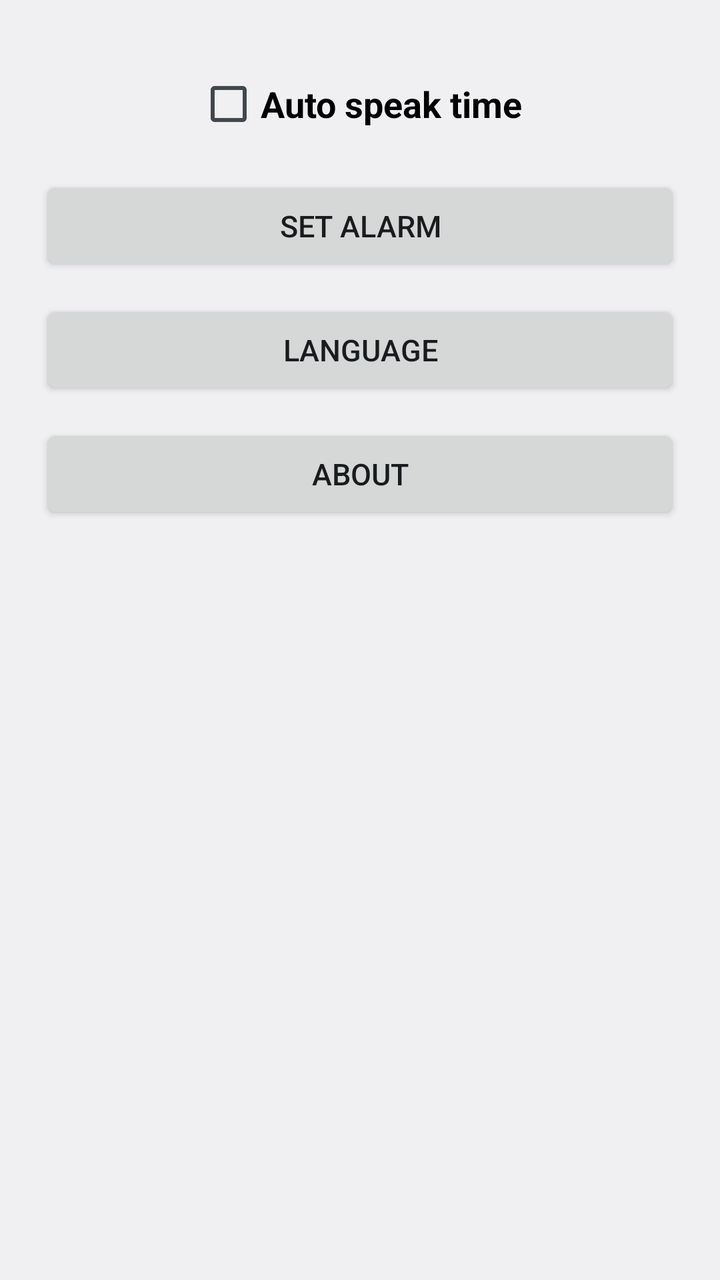
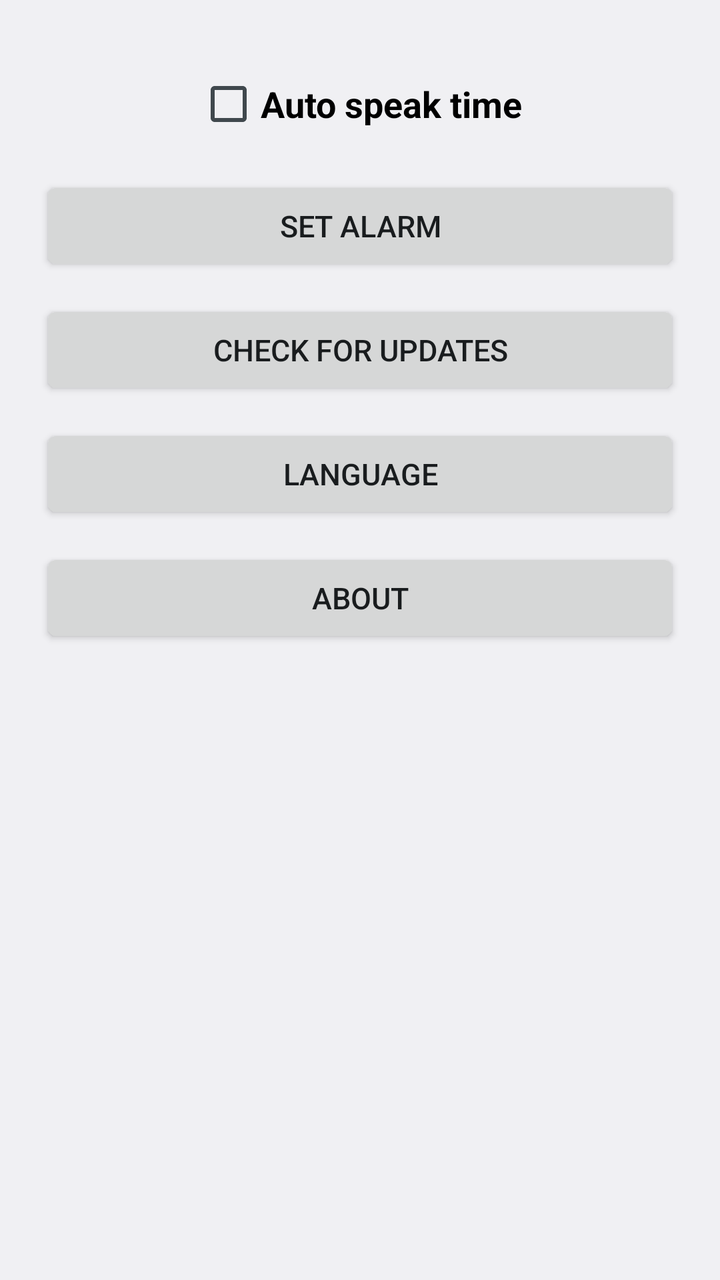

Screens rendered from an Android XML layout before and after an edit, with the pre-edit source and the edit as a unified diff.
<!-- AndroidManifest.xml: application theme android:Theme.DeviceDefault.Light -->
<!-- res/layout/activity_main.xml -->
<?xml version="1.0" encoding="utf-8"?>
<ScrollView xmlns:android="http://schemas.android.com/apk/res/android"
    android:layout_width="match_parent"
    android:layout_height="match_parent">

    <LinearLayout
        android:layout_width="match_parent"
        android:layout_height="wrap_content"
        android:orientation="vertical"
        android:gravity="center_horizontal"
        android:padding="20dp">

        <CheckBox
            android:id="@+id/chkAutoSpeak"
            android:layout_width="wrap_content"
            android:layout_height="wrap_content"
            android:text="@string/chk_auto_speak"
            android:textSize="18sp"
            android:textStyle="bold"
            android:layout_marginTop="16dp"
            android:layout_marginBottom="20dp" />

        <Button
            android:id="@+id/btnInterval"
            android:layout_width="match_parent"
            android:layout_height="50dp"
            android:text="@string/dialog_interval_title"
            android:textSize="15sp"
            android:layout_marginBottom="12dp"
            android:visibility="gone" />

        <Button
            android:id="@+id/btnHours"
            android:layout_width="match_parent"
            android:layout_height="50dp"
            android:text="@string/dialog_hours_title"
            android:textSize="15sp"
            android:layout_marginBottom="12dp"
            android:visibility="gone" />

        <Button
            android:id="@+id/btnTtsSettings"
            android:layout_width="match_parent"
            android:layout_height="50dp"
            android:text="@string/btn_tts_settings"
            android:textSize="15sp"
            android:layout_marginBottom="20dp"
            android:visibility="gone" />

        <CheckBox
            android:id="@+id/chkPlaySound"
            android:layout_width="wrap_content"
            android:layout_height="wrap_content"
            android:text="@string/chk_play_sound"
            android:textSize="16sp"
            android:textStyle="bold"
            android:layout_marginBottom="12dp"
            android:visibility="gone" />

        <Button
            android:id="@+id/btnSelectSound"
            android:layout_width="match_parent"
            android:layout_height="50dp"
            android:text="@string/dialog_sound_title"
            android:textSize="15sp"
            android:layout_marginBottom="24dp"
            android:visibility="gone" />

        <Button
            android:id="@+id/btnAlarmList"
            android:layout_width="match_parent"
            android:layout_height="50dp"
            android:text="@string/btn_set_alarm"
            android:textSize="15sp"
            android:layout_marginBottom="12dp" />

        <Button
            android:id="@+id/btnLanguage"
            android:layout_width="match_parent"
            android:layout_height="50dp"
            android:text="@string/btn_language"
            android:textSize="15sp"
            android:layout_marginBottom="12dp" />

        <Button
            android:id="@+id/btnAbout"
            android:layout_width="match_parent"
            android:layout_height="50dp"
            android:text="@string/btn_about"
            android:textSize="15sp"
            android:layout_marginBottom="16dp" />

    </LinearLayout>
</ScrollView>
<!-- resources referenced by this layout -->
<resources>
  <string name="btn_about">About</string>
  <string name="btn_language">Language</string>
  <string name="btn_set_alarm">Set alarm</string>
  <string name="btn_tts_settings">TTS engine settings</string>
  <string name="chk_auto_speak">Auto speak time</string>
  <string name="chk_play_sound">Play sound with announcement</string>
  <string name="dialog_hours_title">Hours to announce</string>
  <string name="dialog_interval_title">Announcement interval</string>
  <string name="dialog_sound_title">Select announcement sound</string>
</resources>

<!-- the commit's change to res/layout/activity_main.xml (unified diff, before → after) -->
@@ -75,6 +75,14 @@
             android:layout_marginBottom="12dp" />
 
         <Button
+            android:id="@+id/btnCheckUpdate"
+            android:layout_width="match_parent"
+            android:layout_height="50dp"
+            android:text="@string/btn_check_update"
+            android:textSize="15sp"
+            android:layout_marginBottom="12dp" />
+
+        <Button
             android:id="@+id/btnLanguage"
             android:layout_width="match_parent"
             android:layout_height="50dp"
<!-- resource entries referenced after the edit -->
@@ -1,6 +1,7 @@
 <!-- resources referenced by this layout -->
 <resources>
   <string name="btn_about">About</string>
+  <string name="btn_check_update">Check for updates</string>
   <string name="btn_language">Language</string>
   <string name="btn_set_alarm">Set alarm</string>
   <string name="btn_tts_settings">TTS engine settings</string>
